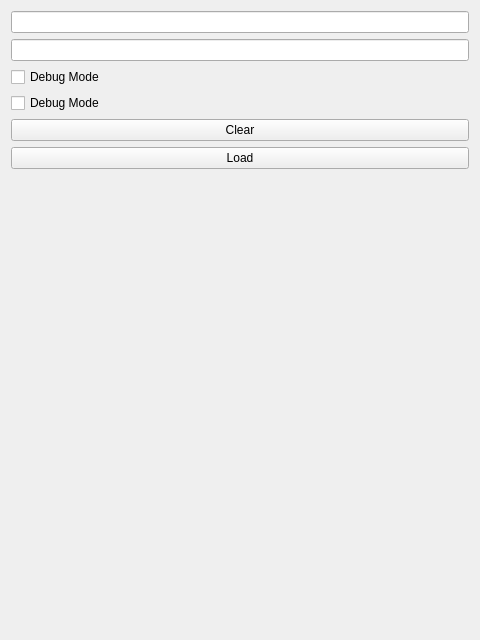
Qt form views/WorkspaceView.ui (AntonPiccardoSelg/ansto-sans-prototype) before a commit.
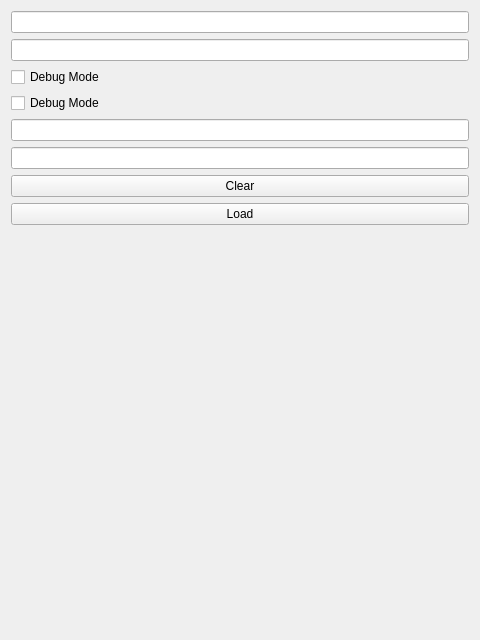
The same form after that commit.

What changed in the file:
```diff
--- a/views/WorkspaceView.ui
+++ b/views/WorkspaceView.ui
@@ -34,6 +34,20 @@
      </property>
     </widget>
    </item>
+   <item>
+    <widget class="QLineEdit" name="edt_factor">
+     <property name="alignment">
+      <set>Qt::AlignRight|Qt::AlignTrailing|Qt::AlignVCenter</set>
+     </property>
+    </widget>
+   </item>
+   <item>
+    <widget class="QLineEdit" name="edt_factor2">
+     <property name="alignment">
+      <set>Qt::AlignRight|Qt::AlignTrailing|Qt::AlignVCenter</set>
+     </property>
+    </widget>
+   </item>
    <item>
     <widget class="QPushButton" name="btn_clear_workspaces">
      <property name="text">
```
